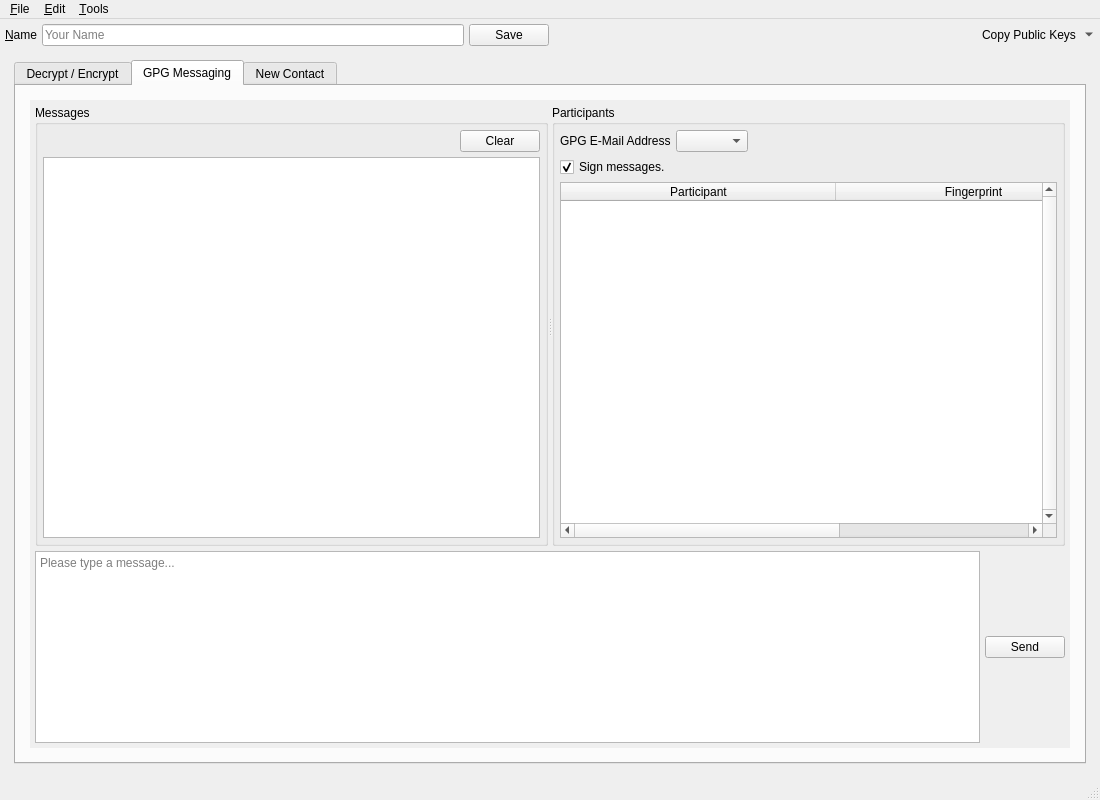
This is branches/trunk/UI/spot-on-rosetta.ui in textbrowser/spot-on as Qt 5 draws it before an edit. The edited form follows.
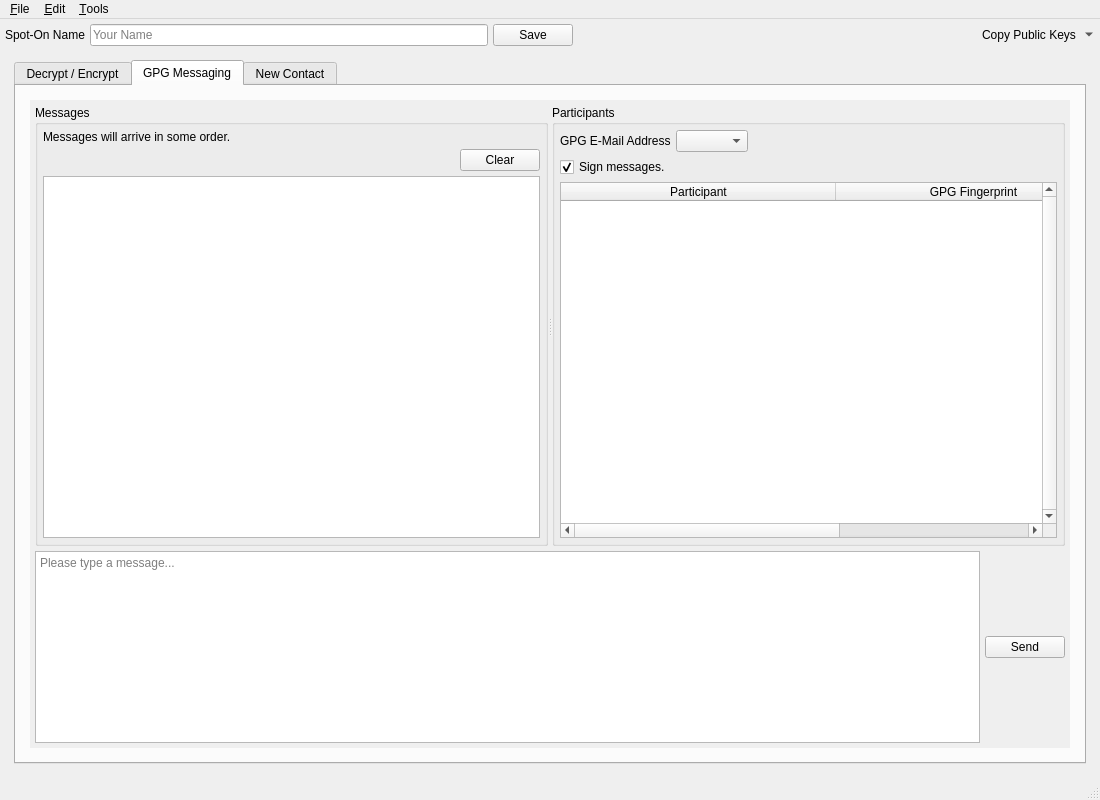
This is the edited form. The open tabs and pages were chosen to show the change. Icons and pictures are not drawn. Custom widgets are drawn as their Qt base class.

Diff of the .ui file:
```diff
--- a/branches/trunk/UI/spot-on-rosetta.ui
+++ b/branches/trunk/UI/spot-on-rosetta.ui
@@ -39,7 +39,7 @@
       <item>
        <widget class="QLabel" name="label_4">
         <property name="text">
-         <string>&amp;Name</string>
+         <string>Spot-On Name</string>
         </property>
         <property name="buddy">
          <cstring>name</cstring>
@@ -753,8 +753,8 @@
                    <rect>
                     <x>0</x>
                     <y>0</y>
-                    <width>377</width>
-                    <height>418</height>
+                    <width>1048</width>
+                    <height>613</height>
                    </rect>
                   </property>
                   <layout class="QHBoxLayout" name="horizontalLayout_25">
@@ -803,6 +803,13 @@
                          <property name="bottomMargin">
                           <number>5</number>
                          </property>
+                         <item>
+                          <widget class="QLabel" name="label_7">
+                           <property name="text">
+                            <string>Messages will arrive in some order.</string>
+                           </property>
+                          </widget>
+                         </item>
                          <item>
                           <layout class="QHBoxLayout" name="horizontalLayout_30">
                            <property name="spacing">
@@ -971,7 +978,7 @@
                            </column>
                            <column>
                             <property name="text">
-                             <string>Fingerprint</string>
+                             <string>GPG Fingerprint</string>
                             </property>
                            </column>
                            <column>
```
Left out of the diff: 10 changed lines with no effect on the pictures.
